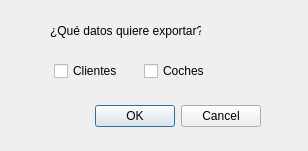
Old version of the form dlgExportar.ui in the repository nuriiaPHM/jaldamartinez.
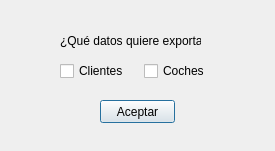
New version of the form.

Diff of the .ui file:
```diff
--- a/dlgExportar.ui
+++ b/dlgExportar.ui
@@ -6,35 +6,22 @@
    <rect>
     <x>0</x>
     <y>0</y>
-    <width>308</width>
+    <width>275</width>
     <height>151</height>
    </rect>
   </property>
   <property name="windowTitle">
    <string>Dialog</string>
   </property>
-  <widget class="QDialogButtonBox" name="buttonBox">
-   <property name="geometry">
-    <rect>
-     <x>40</x>
-     <y>100</y>
-     <width>221</width>
-     <height>32</height>
-    </rect>
-   </property>
-   <property name="orientation">
-    <enum>Qt::Horizontal</enum>
-   </property>
-   <property name="standardButtons">
-    <set>QDialogButtonBox::Cancel|QDialogButtonBox::Ok</set>
-   </property>
-  </widget>
+  <property name="modal">
+   <bool>true</bool>
+  </property>
   <widget class="QWidget" name="layoutWidget_4">
    <property name="geometry">
     <rect>
-     <x>50</x>
+     <x>60</x>
      <y>60</y>
-     <width>179</width>
+     <width>161</width>
      <height>22</height>
     </rect>
    </property>
@@ -43,13 +30,13 @@
      <widget class="QCheckBox" name="cbClientes">
       <property name="minimumSize">
        <size>
-        <width>80</width>
+        <width>0</width>
         <height>20</height>
        </size>
       </property>
       <property name="maximumSize">
        <size>
-        <width>80</width>
+        <width>11111</width>
         <height>20</height>
        </size>
       </property>
@@ -62,13 +49,13 @@
      <widget class="QCheckBox" name="cbCoches">
       <property name="minimumSize">
        <size>
-        <width>80</width>
+        <width>0</width>
         <height>20</height>
        </size>
       </property>
       <property name="maximumSize">
        <size>
-        <width>80</width>
+        <width>11111</width>
         <height>20</height>
        </size>
       </property>
@@ -82,16 +69,41 @@
   <widget class="QLabel" name="label">
    <property name="geometry">
     <rect>
-     <x>50</x>
-     <y>20</y>
-     <width>151</width>
+     <x>60</x>
+     <y>30</y>
+     <width>141</width>
      <height>21</height>
     </rect>
    </property>
+   <property name="minimumSize">
+    <size>
+     <width>141</width>
+     <height>21</height>
+    </size>
+   </property>
+   <property name="maximumSize">
+    <size>
+     <width>141</width>
+     <height>21</height>
+    </size>
+   </property>
    <property name="text">
     <string>¿Qué datos quiere exportar?</string>
    </property>
   </widget>
+  <widget class="QPushButton" name="btnAceptar">
+   <property name="geometry">
+    <rect>
+     <x>100</x>
+     <y>100</y>
+     <width>75</width>
+     <height>23</height>
+    </rect>
+   </property>
+   <property name="text">
+    <string>Aceptar</string>
+   </property>
+  </widget>
  </widget>
  <resources/>
  <connections>
```
Left out of the diff: 37 changed lines with no effect on the pictures.
